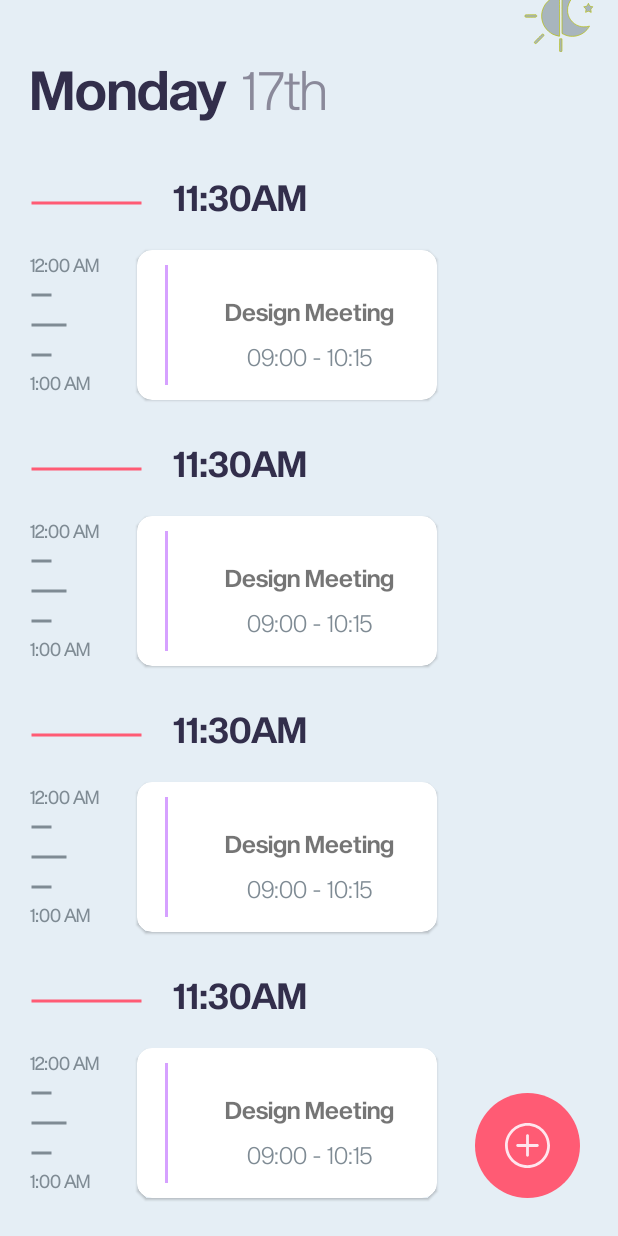
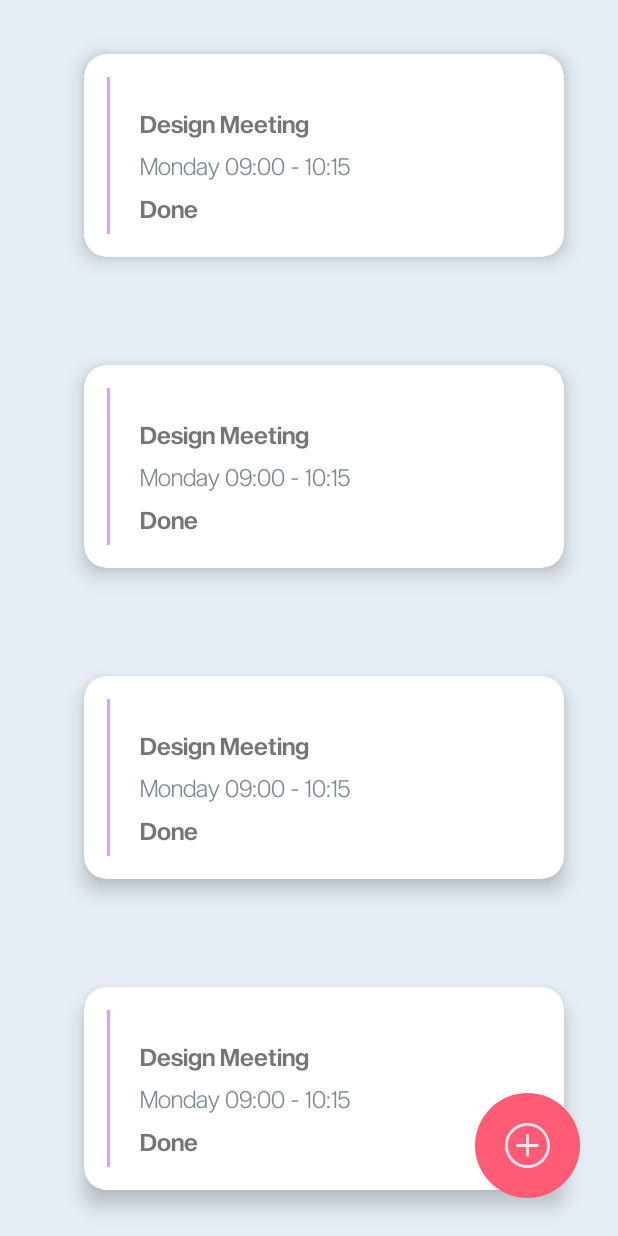
Before and after one commit to aya155/TODO-Application, an Android app: the screen it shows after launch (TabActivity), on a phone screen of 412 x 824 dp. Run offline under Robolectric (Android 15) with nearby library versions, the phone set to English and light mode, and no system bars; 2 statements that could not run were skipped.

Commit message:
Update Item Design

```diff
--- a/app/build.gradle
+++ b/app/build.gradle
@@ -1,6 +1,8 @@
 plugins {
     id 'com.android.application'
     id 'kotlin-android'
+    id 'kotlin-android-extensions'
+    id 'kotlin-kapt'
 }
 
 android {
@@ -13,7 +15,7 @@ android {
         targetSdkVersion 30
         versionCode 1
         versionName "1.0"
-
+        vectorDrawables.useSupportLibrary = true
         testInstrumentationRunner "androidx.test.runner.AndroidJUnitRunner"
     }
 
@@ -33,6 +35,9 @@ android {
     buildFeatures{
         viewBinding true
     }
+    androidExtensions {
+        experimental = true
+    }
 }
 
 dependencies {
@@ -46,4 +51,18 @@ dependencies {
     androidTestImplementation 'androidx.test.ext:junit:1.1.2'
     androidTestImplementation 'androidx.test.espresso:espresso-core:3.3.0'
     implementation "com.airbnb.android:lottie:3.7.0"
+    implementation 'com.dmitrymalkovich.android:material-design-dimens:1.4'
+    implementation ('com.thebluealliance:spectrum:0.7.1') {
+        exclude group: 'com.android.support'
+        exclude module: 'appcompat-v7'
+        exclude module: 'support-v4'
+    }
+    implementation ('org.adw.library:discrete-seekbar:1.0.1') {
+        exclude group: 'com.android.support'
+        exclude module: 'appcompat-v7'
+        exclude module: 'support-v4'
+    }
+    implementation 'com.jakewharton.threetenabp:threetenabp:1.2.1'
+    implementation 'com.github.vipulasri:timelineview:1.1.5'
+
 }
--- a/app/src/main/res/layout/fragment_home.xml
+++ b/app/src/main/res/layout/fragment_home.xml
@@ -76,10 +76,13 @@
                 android:scrollbars="none"
                 android:layout_marginStart="20dp"
                 android:layout_marginTop="25dp"
+                android:orientation="vertical"
+                app:layoutManager="androidx.recyclerview.widget.LinearLayoutManager"
                 app:layout_constraintTop_toBottomOf="@id/dayText"
                 app:layout_constraintStart_toStartOf="@id/dayText"
                 app:layout_constraintBottom_toBottomOf="parent"
-                app:layout_constraintEnd_toEndOf="parent"/>
+                app:layout_constraintEnd_toEndOf="parent"
+                tools:listitem="@layout/item_row"/>
 
         </androidx.constraintlayout.widget.ConstraintLayout>
 
--- a/app/src/main/res/layout/item_row.xml
+++ b/app/src/main/res/layout/item_row.xml
@@ -1,95 +1,14 @@
 <?xml version="1.0" encoding="utf-8"?>
-<RelativeLayout
+<com.google.android.material.card.MaterialCardView
     xmlns:android="http://schemas.android.com/apk/res/android"
     android:layout_width="match_parent"
     xmlns:app="http://schemas.android.com/apk/res-auto"
-    android:layout_height="wrap_content">
-    <androidx.constraintlayout.widget.ConstraintLayout
-        android:id="@+id/constraintItems"
-        android:layout_width="match_parent"
-        android:layout_height="match_parent">
-
-        <View
-            android:id="@+id/lineReminder"
-            android:layout_width="75dp"
-            android:layout_height="25dp"
-            android:layout_marginTop="8dp"
-            android:background="@drawable/line_reminder"
-            app:layout_constraintStart_toStartOf="parent"
-            app:layout_constraintTop_toTopOf="@id/timeReminder"/>
-
-        <TextView
-            android:id="@+id/timeReminder"
-            android:layout_width="wrap_content"
-            android:layout_height="wrap_content"
-            android:fontFamily="@font/sequel_sans_semi_bold_disp"
-            android:text="11:30AM"
-            android:textColor="#322e4b"
-            android:textSize="24sp"
-            android:layout_margin="20dp"
-            app:layout_constraintStart_toEndOf="@id/lineReminder"
-            app:layout_constraintTop_toTopOf="@id/lineReminder"/>
-
-        <TextView
-            android:id="@+id/tvTime"
-            android:layout_width="wrap_content"
-            android:layout_height="wrap_content"
-            android:text="12:00 AM"
-            android:textColor="#7f8b94"
-            android:layout_marginTop="20dp"
-            android:textSize="12sp"
-            android:textStyle="bold"
-            android:fontFamily="@font/sequel_sans_light_disp"
-            app:layout_constraintTop_toBottomOf="@id/lineReminder"
-            app:layout_constraintStart_toStartOf="parent"
-            app:layout_constraintBottom_toTopOf="@id/quarterTimeline"/>
-
-
-        <View
-            android:id="@+id/quarterTimeline"
-            android:layout_width="15dp"
-            android:layout_height="20dp"
-            android:background="@drawable/quarter_timeline"
-            app:layout_constraintStart_toStartOf="@id/tvTime"
-            app:layout_constraintTop_toBottomOf="@id/tvTime"/>
-        <View
-            android:id="@+id/halfTimeline"
-            android:layout_width="25dp"
-            android:layout_height="20dp"
-            android:background="@drawable/quarter_timeline"
-            app:layout_constraintStart_toStartOf="@id/quarterTimeline"
-            app:layout_constraintTop_toBottomOf="@id/quarterTimeline"/>
-
-        <View
-            android:id="@+id/halfQuarterTimeline"
-            android:layout_width="15dp"
-            android:layout_height="20dp"
-            android:background="@drawable/quarter_timeline"
-            app:layout_constraintStart_toStartOf="@id/halfTimeline"
-            app:layout_constraintTop_toBottomOf="@id/halfTimeline"/>
-
-        <TextView
-            android:id="@+id/tvTime2"
-            android:layout_width="wrap_content"
-            android:layout_height="wrap_content"
-            android:text="1:00 AM"
-            android:fontFamily="@font/sequel_sans_light_disp"
-            android:textColor="#7f8b94"
-            android:textSize="12sp"
-            android:textStyle="bold"
-            app:layout_constraintStart_toStartOf="parent"
-            app:layout_constraintTop_toBottomOf="@id/halfQuarterTimeline"/>
-
-        <com.google.android.material.card.MaterialCardView
+    android:layout_height="135dp"
     android:id="@+id/taskDescriptionCard"
-            android:layout_width="200dp"
-            android:layout_height="100dp"
     android:background="@color/white"
-            android:layout_margin="25dp"
-            app:cardCornerRadius="10dp"
-            app:layout_constraintTop_toTopOf="@id/tvTime"
-            app:layout_constraintStart_toEndOf="@id/tvTime"
-            app:layout_constraintBottom_toBottomOf="@id/tvTime2">
+    android:layout_margin="36dp"
+    app:cardCornerRadius="15dp"
+    app:cardElevation="8dp">
     <androidx.constraintlayout.widget.ConstraintLayout
         android:layout_width="match_parent"
         android:layout_height="match_parent">
@@ -103,36 +22,39 @@
             android:fontFamily="@font/sequel_sans_semi_bold_disp"
             android:textSize="16dp"
             app:layout_constraintStart_toEndOf="@id/lineNoReminder"
-                    app:layout_constraintTop_toTopOf="@id/lineNoReminder"
-                    app:layout_constraintEnd_toEndOf="parent"/>
+            app:layout_constraintTop_toTopOf="@id/lineNoReminder"/>
         <View
             android:id="@+id/lineNoReminder"
             android:layout_width="2dp"
             android:layout_height="match_parent"
             android:background="#d6a1ff"
-                    android:layout_margin="10dp"
+            android:layout_margin="15dp"
             app:layout_constraintStart_toStartOf="parent"
             app:layout_constraintTop_toTopOf="parent"
-                    app:layout_constraintBottom_toBottomOf="parent"
-                    app:layout_constraintEnd_toStartOf="@id/cardTitle"/>
+            app:layout_constraintBottom_toBottomOf="parent"/>
         <TextView
             android:id="@+id/taskTime"
             android:layout_width="wrap_content"
             android:layout_height="wrap_content"
-                    android:text="09:00 - 10:15"
+            android:text="Monday 09:00 - 10:15"
             android:textColor="#7f8b94"
             android:textSize="16dp"
             android:fontFamily="@font/sequel_sans_light_disp"
             app:layout_constraintTop_toBottomOf="@id/cardTitle"
             app:layout_constraintStart_toStartOf="@id/cardTitle"
-                    app:layout_constraintBottom_toBottomOf="@id/lineNoReminder"
-                    app:layout_constraintEnd_toEndOf="@id/cardTitle"/>
+            app:layout_constraintBottom_toTopOf="@id/status"/>
+        <TextView
+            android:id="@+id/status"
+            android:layout_width="wrap_content"
+            android:layout_height="wrap_content"
+            android:text="Done"
+            android:fontFamily="@font/sequel_sans_semi_bold_disp"
+            android:textSize="16dp"
+            app:layout_constraintStart_toStartOf="@id/taskTime"
+            app:layout_constraintTop_toBottomOf="@id/taskTime"
+            app:layout_constraintBottom_toBottomOf="@id/lineNoReminder"/>
+
     </androidx.constraintlayout.widget.ConstraintLayout>
 
 
 </com.google.android.material.card.MaterialCardView>
-
-
-    </androidx.constraintlayout.widget.ConstraintLayout>
-
-</RelativeLayout>
```
Lines whose indentation alone changed are shown as unchanged.
